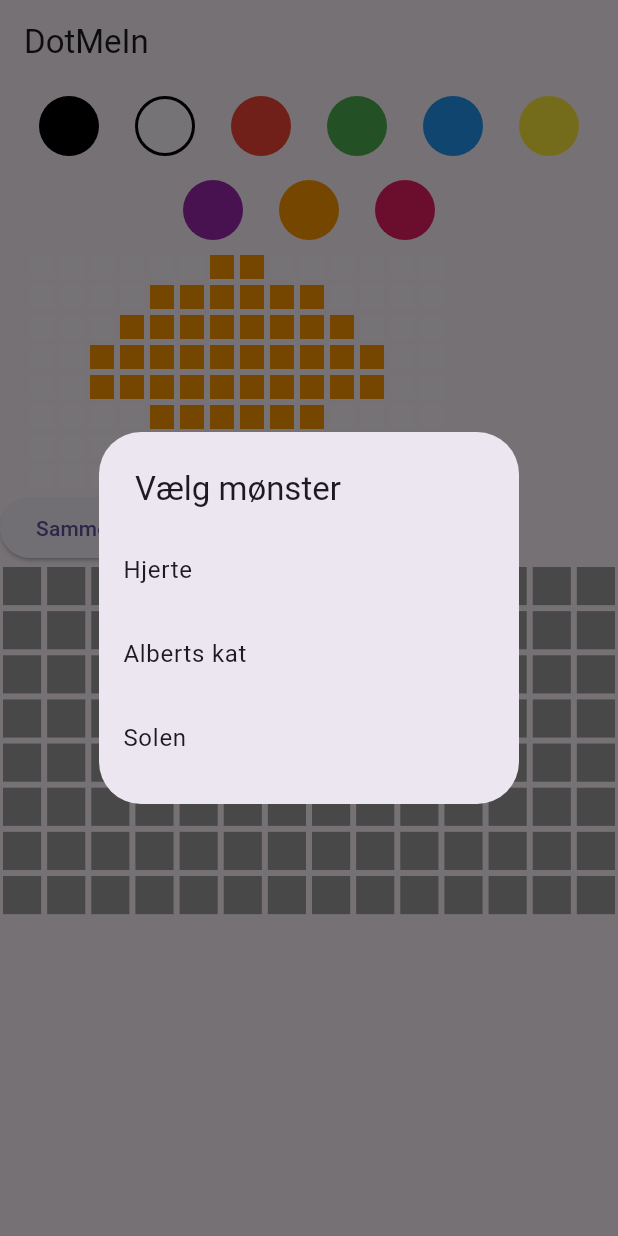
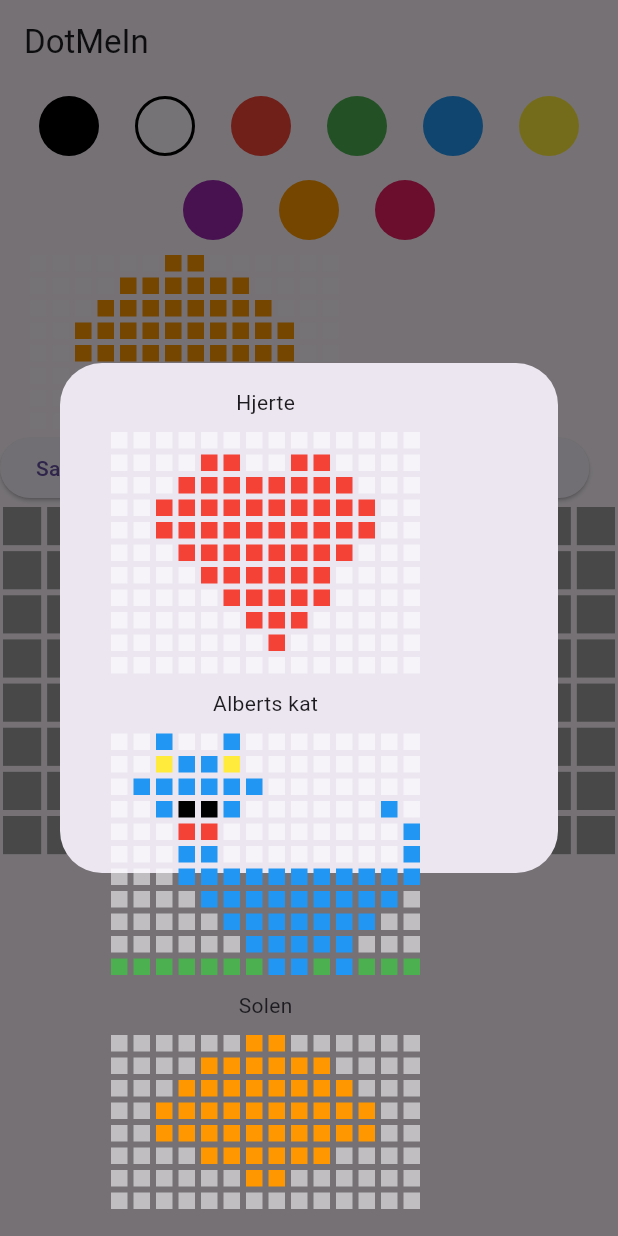
Before and after one commit to aerodk/DotMeIn, a Flutter app: the screen it shows after launch, after a tap on "Vælg mønster", on a phone screen of 412 x 824 dp. Run offline on Flutter 3.47's test engine with Material 3 defaults, Android fonts, the phone set to English and light mode, and no system bars.

Commit message:
Show choose pattern dialog with thumbnails and titles

```diff
--- a/lib/main.dart
+++ b/lib/main.dart
@@ -24,7 +24,8 @@ class MyHomePage extends StatefulWidget {
   MyHomePageState createState() => MyHomePageState();
 }
 
-class MyHomePageState extends State<MyHomePage> with SingleTickerProviderStateMixin  {
+class MyHomePageState extends State<MyHomePage>
+    with SingleTickerProviderStateMixin {
   late AnimationController _controller;
   late Animation<double> _animation;
 
@@ -33,7 +34,7 @@ class MyHomePageState extends State<MyHomePage> with SingleTickerProviderStateMi
   int rowCount = 12;
   int colCount = 12;
   PatternService patternService = PatternService();
-  PatternData selectedPatternData = PatternData([], 0, 0);
+  PatternData selectedPatternData = PatternData([], 0, 0, '');
 
   // Define a 2D list to hold cell colors
   late List<List<Color>> gridColors;
@@ -51,21 +52,13 @@ class MyHomePageState extends State<MyHomePage> with SingleTickerProviderStateMi
     super.initState();
     _controller = AnimationController(
       vsync: this,
-      duration: const Duration(seconds: 2), // Juster varigheden efter dine præferencer
+      duration: const Duration(
+          seconds: 2), // Juster varigheden efter dine præferencer
     );
 
-    // Lyt efter ændringer i status
-    // _controller.addStatusListener((status) {
-    //   if (status == AnimationStatus.completed) {
-    //     Hvis animationen er færdig, nulstil og start igen
-        // _controller.reset();
-        // _controller.forward();
-      // }
-    // });
     _animation = Tween(begin: 0.0, end: 1.0).animate(_controller);
     _controller.repeat(reverse: true);
   }
-
 
   @override
   void dispose() {
@@ -84,7 +77,7 @@ class MyHomePageState extends State<MyHomePage> with SingleTickerProviderStateMi
           Wrap(
             children: [
               buildColorPicker(),
-              buildPreview(),
+              buildPreview(selectedPatternData),
             ],
           ),
           Row(
@@ -107,10 +100,22 @@ class MyHomePageState extends State<MyHomePage> with SingleTickerProviderStateMi
                   showPatternDialog();
                 },
                 child: const Text('Vælg mønster'),
+              ),
+              ElevatedButton(
+                onPressed: () {
+                  setState(() {
+                    gridColors = List.generate(
+                      rowCount,
+                      (index) =>
+                          List.generate(colCount, (index) => Colors.grey),
+                    );
+                  });
+                },
+                child: const Text('Ryd'),
               )
             ],
           ),
-          // if (kDebugMode)
+          // if (kDebugMode) // Re-enable to activate animation star
           //   ElevatedButton(
           //     onPressed: () {
           //       // Activate star animation
@@ -164,25 +169,35 @@ class MyHomePageState extends State<MyHomePage> with SingleTickerProviderStateMi
 
   void showPatternDialog() {
     List<String> availablePatterns = patternService.getAvailablePatterns();
-
     showDialog(
       context: context,
       builder: (BuildContext context) {
-        return SimpleDialog(
-          title: const Text('Vælg mønster'),
-          children: [
-            for (String patternName in availablePatterns)
-              ListTile(
-                title: Text(patternName),
+        return AlertDialog(
+          content: SizedBox(
+            width: double.maxFinite,
+            height: 300,
+            child: Wrap(
+              children: availablePatterns.map((pattern) {
+                return GestureDetector(
                   onTap: () {
                     resetCompare();
-                  setPattern(patternService.getPattern(patternName));
+                    setPattern(patternService.getPattern(pattern));
                     compareActive = activateStar = false;
                     Navigator.pop(context);
                   },
+                  child: Column(
+                    children: [
+                      Text(pattern),
+                      Container(
+                        padding: const EdgeInsets.all(8),
+                        child: buildPreview(patternService.getPattern(pattern)),
                       ),
-            // Tilføj eventuelle andre mønstre her
                     ],
+                  ),
+                );
+              }).toList(),
+            ),
+          ),
         );
       },
     );
@@ -269,10 +284,13 @@ class MyHomePageState extends State<MyHomePage> with SingleTickerProviderStateMi
             int col = index % colCount;
 
             return activateStar && gridColors[row][col] == Colors.white54
-                ? AnimatedBuilder(animation: _animation,
-                builder: (context, build) { return
-                  CustomPaint(painter: StarPainter(_animation.value), size: const Size(40,40));
-                  } )
+                ? AnimatedBuilder(
+                    animation: _animation,
+                    builder: (context, build) {
+                      return CustomPaint(
+                          painter: StarPainter(_animation.value),
+                          size: const Size(40, 40));
+                    })
                 : Container(
                     margin: const EdgeInsets.all(2),
                     color: gridColors[row][col],
@@ -298,14 +316,17 @@ class MyHomePageState extends State<MyHomePage> with SingleTickerProviderStateMi
     );
   }
 
-  Widget buildPreview() {
+  Widget buildPreview(PatternData selectedPatternData) {
     int width = selectedPatternData.width > 0 ? selectedPatternData.width : 1;
     int height =
         selectedPatternData.height > 0 ? selectedPatternData.height : 1;
 
+    // Juster faktorerne for at ændre størrelsen af miniaturebilledet
+    double boxSize = 15.0; // Skift denne værdi efter behov
+
     return SizedBox(
-      height: height.toDouble() * 20.0,
-      width: width.toDouble() * 20.0,
+      height: height.toDouble() * boxSize,
+      width: width.toDouble() * boxSize,
       child: GridView.builder(
         gridDelegate: SliverGridDelegateWithFixedCrossAxisCount(
           crossAxisCount: width,
--- a/lib/pattern_service.dart
+++ b/lib/pattern_service.dart
@@ -65,10 +65,10 @@ class PatternService {
         ),
       );
 
-      return PatternData(patternColors, width, height);
+      return PatternData(patternColors, width, height, pattern);
     } else {
       // Returner et tomt mønster, hvis mønsteret ikke findes
-      return PatternData([], 0, 0);
+      return PatternData([], 0, 0, '');
     }
   }
 
@@ -93,9 +93,10 @@ class PatternService {
 }
 
 class PatternData {
+  final String title;
   final List<List<Color>> patternColors;
   final int width;
   final int height;
 
-  PatternData(this.patternColors, this.width, this.height);
+  PatternData(this.patternColors, this.width, this.height, this.title);
 }
```
Lines whose indentation alone changed are shown as unchanged.
